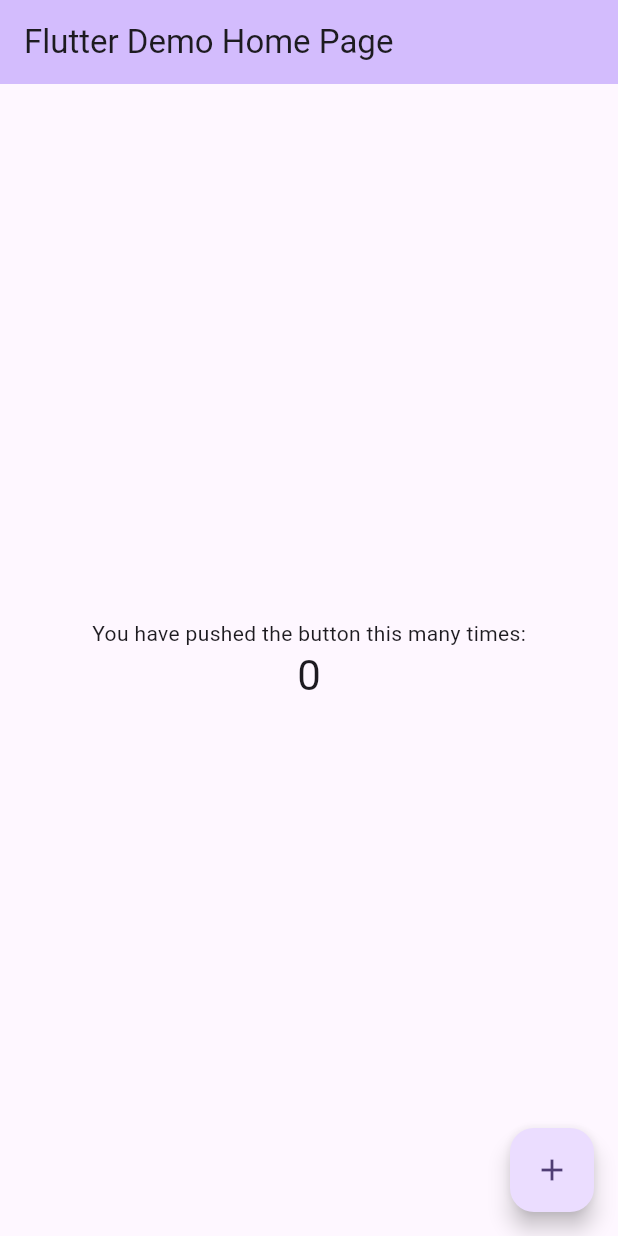
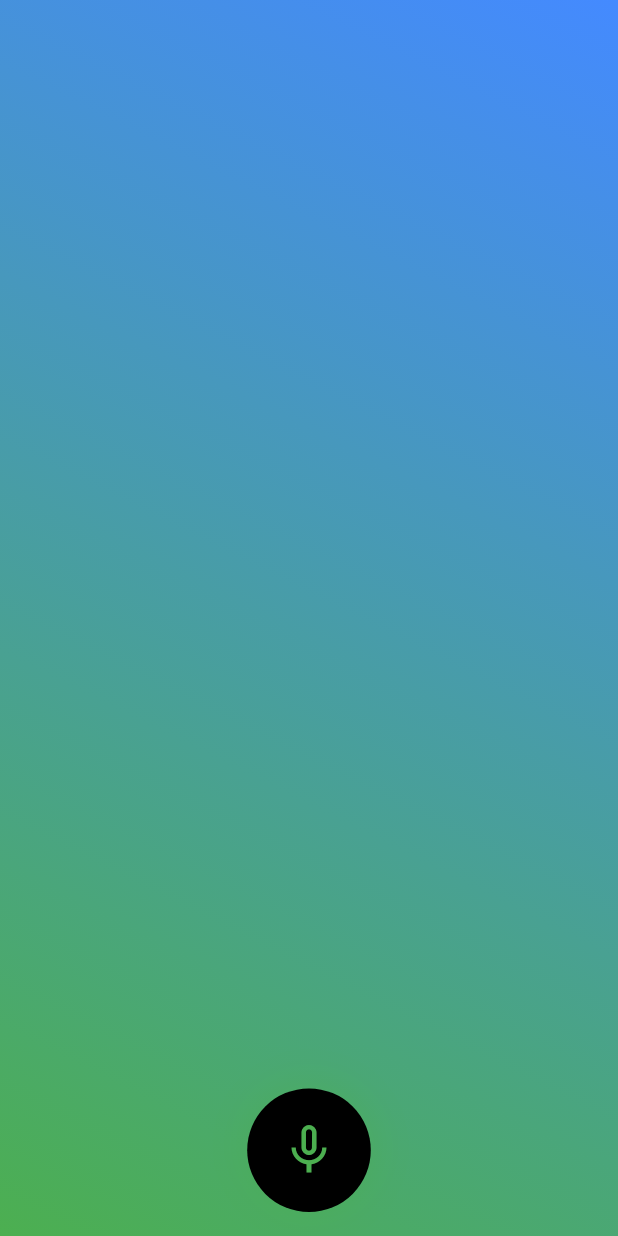
Before and after one commit to itsRamit/ChefSpeaks-AI-Cooking-Assistant, a Flutter app: the screen it shows after launch, on a phone screen of 412 x 824 dp. Run offline on Flutter 3.47's test engine with Material 3 defaults, Android fonts, the phone set to English and light mode, and no system bars.

Commit message:
feat: create splash and home screens with navigation setup

```diff
--- a/lib/main.dart
+++ b/lib/main.dart
@@ -1,3 +1,5 @@
+import 'package:chefspeaks/screens/home_screen.dart';
+import 'package:chefspeaks/screens/splash_screen.dart';
 import 'package:flutter/material.dart';
 
 void main() {
@@ -7,116 +9,19 @@ void main() {
 class MyApp extends StatelessWidget {
   const MyApp({super.key});
 
-  // This widget is the root of your application.
   @override
   Widget build(BuildContext context) {
     return MaterialApp(
+      debugShowCheckedModeBanner: false,
       title: 'Flutter Demo',
       theme: ThemeData(
-        // This is the theme of your application.
-        //
-        // TRY THIS: Try running your application with "flutter run". You'll see
-        // the application has a purple toolbar. Then, without quitting the app,
-        // try changing the seedColor in the colorScheme below to Colors.green
-        // and then invoke "hot reload" (save your changes or press the "hot
-        // reload" button in a Flutter-supported IDE, or press "r" if you used
-        // the command line to start the app).
-        //
-        // Notice that the counter didn't reset back to zero; the application
-        // state is not lost during the reload. To reset the state, use hot
-        // restart instead.
-        //
-        // This works for code too, not just values: Most code changes can be
-        // tested with just a hot reload.
         colorScheme: ColorScheme.fromSeed(seedColor: Colors.deepPurple),
       ),
-      home: const MyHomePage(title: 'Flutter Demo Home Page'),
+      initialRoute: '/',
+      routes: {
+        '/': (context) => const SplashScreen(),
+        '/home': (context) => HomeScreen(),
+      },
     );
   }
 }
-
-class MyHomePage extends StatefulWidget {
-  const MyHomePage({super.key, required this.title});
-
-  // This widget is the home page of your application. It is stateful, meaning
-  // that it has a State object (defined below) that contains fields that affect
-  // how it looks.
-
-  // This class is the configuration for the state. It holds the values (in this
-  // case the title) provided by the parent (in this case the App widget) and
-  // used by the build method of the State. Fields in a Widget subclass are
-  // always marked "final".
-
-  final String title;
-
-  @override
-  State<MyHomePage> createState() => _MyHomePageState();
-}
-
-class _MyHomePageState extends State<MyHomePage> {
-  int _counter = 0;
-
-  void _incrementCounter() {
-    setState(() {
-      // This call to setState tells the Flutter framework that something has
-      // changed in this State, which causes it to rerun the build method below
-      // so that the display can reflect the updated values. If we changed
-      // _counter without calling setState(), then the build method would not be
-      // called again, and so nothing would appear to happen.
-      _counter++;
-    });
-  }
-
-  @override
-  Widget build(BuildContext context) {
-    // This method is rerun every time setState is called, for instance as done
-    // by the _incrementCounter method above.
-    //
-    // The Flutter framework has been optimized to make rerunning build methods
-    // fast, so that you can just rebuild anything that needs updating rather
-    // than having to individually change instances of widgets.
-    return Scaffold(
-      appBar: AppBar(
-        // TRY THIS: Try changing the color here to a specific color (to
-        // Colors.amber, perhaps?) and trigger a hot reload to see the AppBar
-        // change color while the other colors stay the same.
-        backgroundColor: Theme.of(context).colorScheme.inversePrimary,
-        // Here we take the value from the MyHomePage object that was created by
-        // the App.build method, and use it to set our appbar title.
-        title: Text(widget.title),
-      ),
-      body: Center(
-        // Center is a layout widget. It takes a single child and positions it
-        // in the middle of the parent.
-        child: Column(
-          // Column is also a layout widget. It takes a list of children and
-          // arranges them vertically. By default, it sizes itself to fit its
-          // children horizontally, and tries to be as tall as its parent.
-          //
-          // Column has various properties to control how it sizes itself and
-          // how it positions its children. Here we use mainAxisAlignment to
-          // center the children vertically; the main axis here is the vertical
-          // axis because Columns are vertical (the cross axis would be
-          // horizontal).
-          //
-          // TRY THIS: Invoke "debug painting" (choose the "Toggle Debug Paint"
-          // action in the IDE, or press "p" in the console), to see the
-          // wireframe for each widget.
-          mainAxisAlignment: MainAxisAlignment.center,
-          children: <Widget>[
-            const Text('You have pushed the button this many times:'),
-            Text(
-              '$_counter',
-              style: Theme.of(context).textTheme.headlineMedium,
-            ),
-          ],
-        ),
-      ),
-      floatingActionButton: FloatingActionButton(
-        onPressed: _incrementCounter,
-        tooltip: 'Increment',
-        child: const Icon(Icons.add),
-      ), // This trailing comma makes auto-formatting nicer for build methods.
-    );
-  }
-}
--- /dev/null
+++ b/lib/screens/home_screen.dart
@@ -0,0 +1,84 @@
+import 'package:flutter/material.dart';
+
+class HomeScreen extends StatefulWidget {
+    const HomeScreen({super.key});
+
+    @override
+    State<HomeScreen> createState() => _HomeScreenState();
+}
+class _HomeScreenState extends State<HomeScreen> {
+  bool isListening = false;
+
+  @override
+  Widget build(BuildContext context) {
+    final h = MediaQuery.of(context).size.height;
+    final w = MediaQuery.of(context).size.width;
+    return Scaffold(
+      body: Container(
+        height: h,
+        width: w,
+        decoration: const BoxDecoration(
+          gradient: LinearGradient(
+            begin: Alignment.topRight,
+            end: Alignment.bottomLeft,
+            colors: [
+              Colors.blueAccent,
+              Colors.green,
+            ],
+          ),
+        ),
+        child: Column(
+          children: [
+          ],
+        ),
+      ),
+      floatingActionButton: SizedBox(
+  width: w / 5,
+  height: w / 5,
+  child: GestureDetector(
+    onTap: () {
+      setState(() {
+        isListening = !isListening;
+      });
+    },
+    child: isListening
+        ? Container(
+            decoration: const BoxDecoration(
+              shape: BoxShape.circle,
+              color: Colors.black,
+            ),
+            clipBehavior: Clip.antiAlias,
+            child: Image.asset(
+              'assets/listening-button-animation.gif',
+              fit: BoxFit.cover,
+              width: double.infinity,
+              height: double.infinity,
+            ),
+          )
+        : AnimatedContainer(
+            duration: const Duration(milliseconds: 300),
+            decoration: BoxDecoration(
+              shape: BoxShape.circle,
+              color: Colors.black,
+              boxShadow: [
+                BoxShadow(
+                  color: Colors.green.withOpacity(0.5),
+                  blurRadius: 24,
+                  spreadRadius: 2,
+                ),
+              ],
+            ),
+            clipBehavior: Clip.antiAlias,
+            child: Icon(
+              Icons.mic_none,
+              color: Colors.green,
+              size: 40,
+            ),
+          ),
+  ),
+),
+      floatingActionButtonLocation: FloatingActionButtonLocation.centerFloat,
+      floatingActionButtonAnimator: FloatingActionButtonAnimator.scaling,
+    );
+  }
+}
--- a/pubspec.yaml
+++ b/pubspec.yaml
@@ -58,8 +58,8 @@ flutter:
   uses-material-design: true
 
   # To add assets to your application, add an assets section, like this:
-  # assets:
-  #   - images/a_dot_burr.jpeg
+  assets:
+     - assets/
   #   - images/a_dot_ham.jpeg
 
   # An image asset can refer to one or more resolution-specific "variants", see
```
Also changed, not shown: lib/screens/splash_screen.dart (added, +63 -0 lines), assets/listening-button-animation.gif (added), 2 other files.
